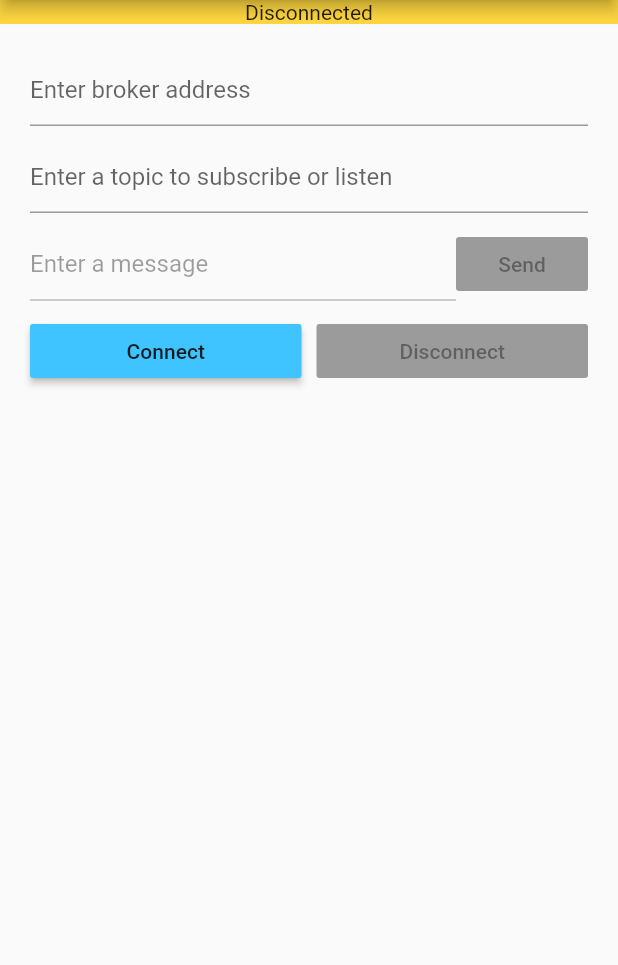
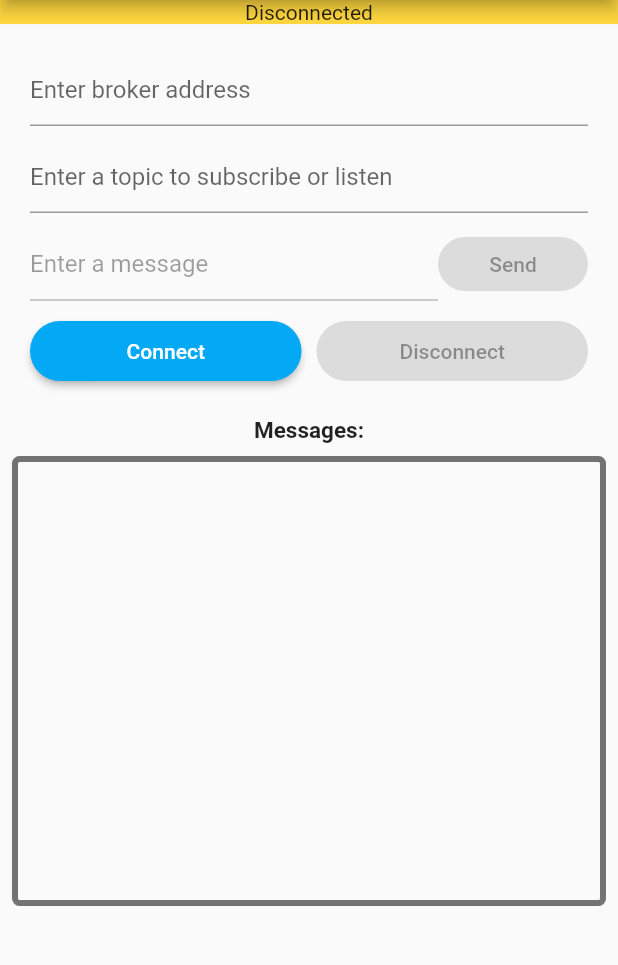
Before and after one commit to MattTheHobo/MQTT_Flutter, a Flutter app: the screen it shows after launch, on a phone screen of 412 x 824 dp, the part 84-1049 px from its top. Run offline on Flutter 3.47's test engine with Material 2 defaults, Android fonts, the phone set to English and light mode, and no system bars; missing offline and left inert: mqtt_client.

Commit message:
Button style changed

```diff
--- a/mqtt_flutter/lib/widgets/MQTTView.dart
+++ b/mqtt_flutter/lib/widgets/MQTTView.dart
@@ -56,6 +56,9 @@ class _MQTTViewState extends State<MQTTView> {
         _buildConnectionStateText(
             _prepareStateMessageFrom(currentAppState.getAppConnectionState)),
         _buildEditableColumn(),
+        Text(
+          'Messages:',
+          style: TextStyle(fontSize: 15, fontWeight: FontWeight.bold),),
         _buildScrollableTextWith(currentAppState.getHistoryText)
       ],
     );
@@ -131,13 +134,17 @@ class _MQTTViewState extends State<MQTTView> {
 
   Widget _buildScrollableTextWith(String text) {
     return Padding(
-      padding: const EdgeInsets.all(20.0),
+      padding: const EdgeInsets.all(8.0),
       child: Container(
         width: 400,
         height: 300,
         child: SingleChildScrollView(
           child: Text(text),
+          reverse: true,
         ),
+        decoration: BoxDecoration(
+          border: Border.all(color: Colors.black54, width: 4),
+          borderRadius: BorderRadius.circular(5)),
       ),
     );
   }
@@ -147,23 +154,33 @@ class _MQTTViewState extends State<MQTTView> {
       children: <Widget>[
         Expanded(
           // ignore: deprecated_member_use
-          child: RaisedButton(
-            color: Colors.lightBlueAccent,
+          child: ElevatedButton(
             child: const Text('Connect'),
             onPressed: state == MQTTAppConnectionState.disconnected
-                ? _configureAndConnect
-                : null, //
+                ? _configureAndConnect : null,
+            style: ElevatedButton.styleFrom(
+              primary: Colors.lightBlue,
+              fixedSize: Size(20, 40),
+              shape: RoundedRectangleBorder(
+                borderRadius: BorderRadius.circular(25)
+              )
+            ),
           ),
         ),
         const SizedBox(width: 10),
         Expanded(
           // ignore: deprecated_member_use
-          child: RaisedButton(
-            color: Colors.redAccent,
+          child: ElevatedButton(
             child: const Text('Disconnect'),
             onPressed: state == MQTTAppConnectionState.connected
-                ? _disconnect
-                : null, //
+                ? _disconnect : null,
+            style: ElevatedButton.styleFrom(
+              primary: Colors.redAccent,
+              fixedSize: Size(20, 40),
+              shape: RoundedRectangleBorder(
+                borderRadius: BorderRadius.circular(25)
+              )
+            ),
           ),
         ),
       ],
@@ -172,14 +189,20 @@ class _MQTTViewState extends State<MQTTView> {
 
   Widget _buildSendButtonFrom(MQTTAppConnectionState state) {
     // ignore: deprecated_member_use
-    return RaisedButton(
-      color: Colors.green,
+    return ElevatedButton(
       child: const Text('Send'),
       onPressed: state == MQTTAppConnectionState.connected
           ? () {
               _publishMessage(_messageTextController.text);
             }
-          : null, //
+          : null,
+      style: ElevatedButton.styleFrom(
+          primary: Colors.green,
+          fixedSize: Size(100, 30),
+          shape: RoundedRectangleBorder(
+            borderRadius: BorderRadius.circular(25)
+          )
+        ), //
     );
   }
 
```
